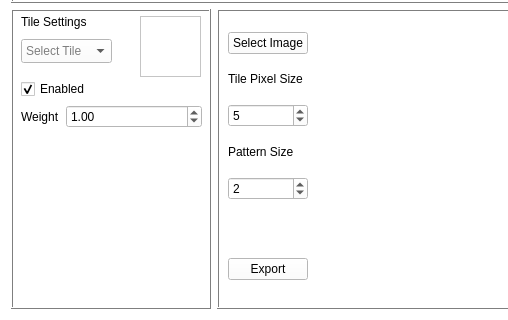
Qt form wfc_gui.ui (Kotruper/WFC_GUI) before a commit; both pictures show x 0 to 508 and y 338 to 658 of the 800 by 658 pixel window.
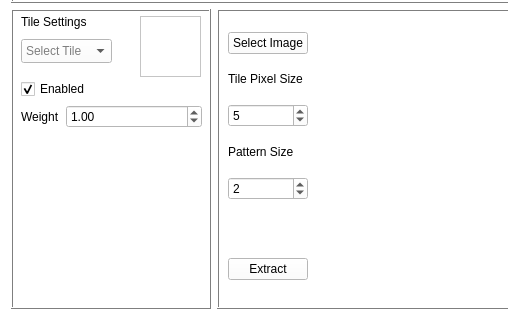
The same form after that commit.

The edit to the form file:
```diff
--- a/wfc_gui.ui
+++ b/wfc_gui.ui
@@ -867,7 +867,7 @@
            <item>
             <widget class="QPushButton" name="exportPatternsButton">
              <property name="text">
-              <string>Export</string>
+              <string>Extract</string>
              </property>
             </widget>
            </item>
```
Left out of the diff: 2 changed lines with no effect on the pictures.
